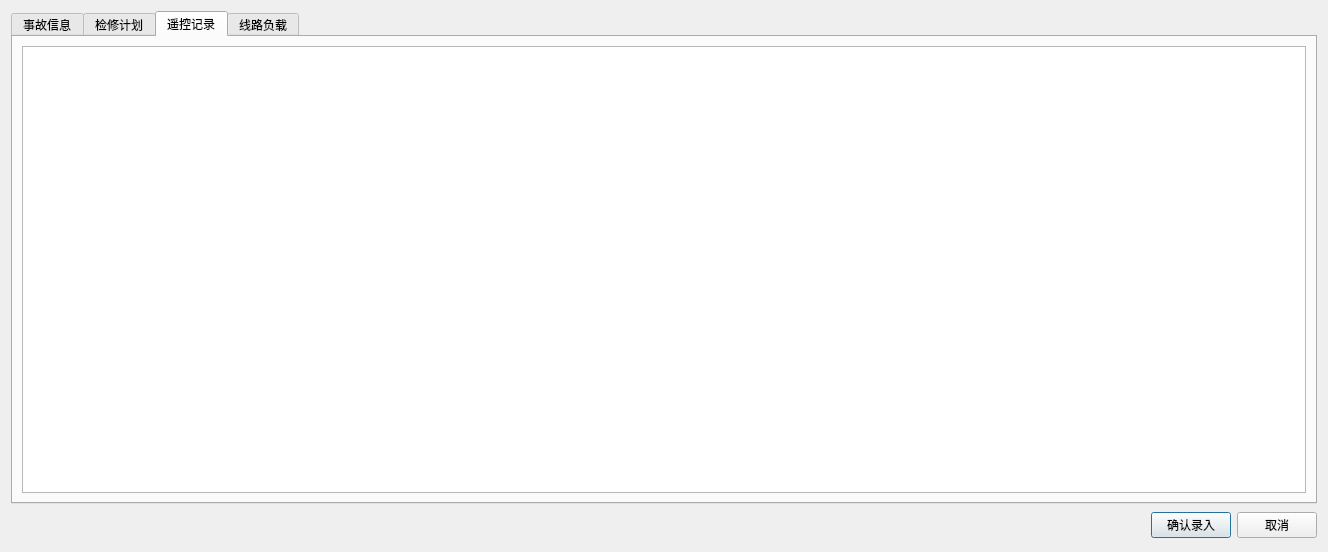
This is signoutinformation.ui in wrb233/iHandover as Qt 5 draws it before an edit. The edited form follows.
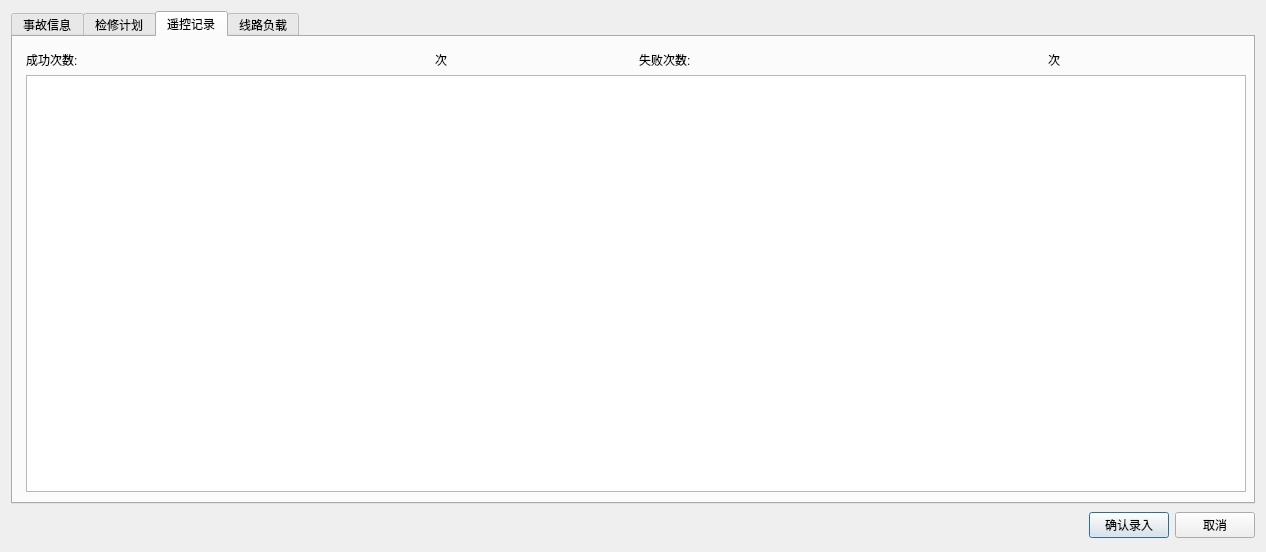
This is the edited form. The open tabs and pages were chosen to show the change. Icons and pictures are not drawn.

Diff of the .ui file:
```diff
--- a/signoutinformation.ui
+++ b/signoutinformation.ui
@@ -6,7 +6,7 @@
    <rect>
     <x>0</x>
     <y>0</y>
-    <width>1328</width>
+    <width>1266</width>
     <height>552</height>
    </rect>
   </property>
@@ -112,18 +112,67 @@
       <attribute name="title">
        <string>遥控记录</string>
       </attribute>
-      <layout class="QGridLayout" name="gridLayout_6">
-       <item row="0" column="0">
-        <layout class="QGridLayout" name="gridLayout_7">
-         <item row="0" column="0">
-          <layout class="QHBoxLayout" name="horizontalLayout"/>
-         </item>
-         <item row="1" column="0">
-          <widget class="QTableView" name="DPCPoint_tableview"/>
-         </item>
-        </layout>
-       </item>
-      </layout>
+      <widget class="QWidget" name="layoutWidget2">
+       <property name="geometry">
+        <rect>
+         <x>13</x>
+         <y>14</y>
+         <width>1220</width>
+         <height>441</height>
+        </rect>
+       </property>
+       <layout class="QGridLayout" name="gridLayout_6">
+        <item row="0" column="0">
+         <layout class="QHBoxLayout" name="horizontalLayout">
+          <item>
+           <widget class="QLabel" name="label_3">
+            <property name="text">
+             <string>成功次数:</string>
+            </property>
+           </widget>
+          </item>
+          <item>
+           <widget class="QLabel" name="label_6">
+            <property name="text">
+             <string/>
+            </property>
+           </widget>
+          </item>
+          <item>
+           <widget class="QLabel" name="label_5">
+            <property name="text">
+             <string>次</string>
+            </property>
+           </widget>
+          </item>
+          <item>
+           <widget class="QLabel" name="label_4">
+            <property name="text">
+             <string>失败次数:</string>
+            </property>
+           </widget>
+          </item>
+          <item>
+           <widget class="QLabel" name="label_2">
+            <property name="text">
+             <string/>
+            </property>
+           </widget>
+          </item>
+          <item>
+           <widget class="QLabel" name="label">
+            <property name="text">
+             <string>次</string>
+            </property>
+           </widget>
+          </item>
+         </layout>
+        </item>
+        <item row="1" column="0">
+         <widget class="QTableView" name="DPCPoint_tableview"/>
+        </item>
+       </layout>
+      </widget>
      </widget>
      <widget class="QWidget" name="tab_4">
       <attribute name="title">
```
Left out of the diff: 8 changed lines with no effect on the pictures.
